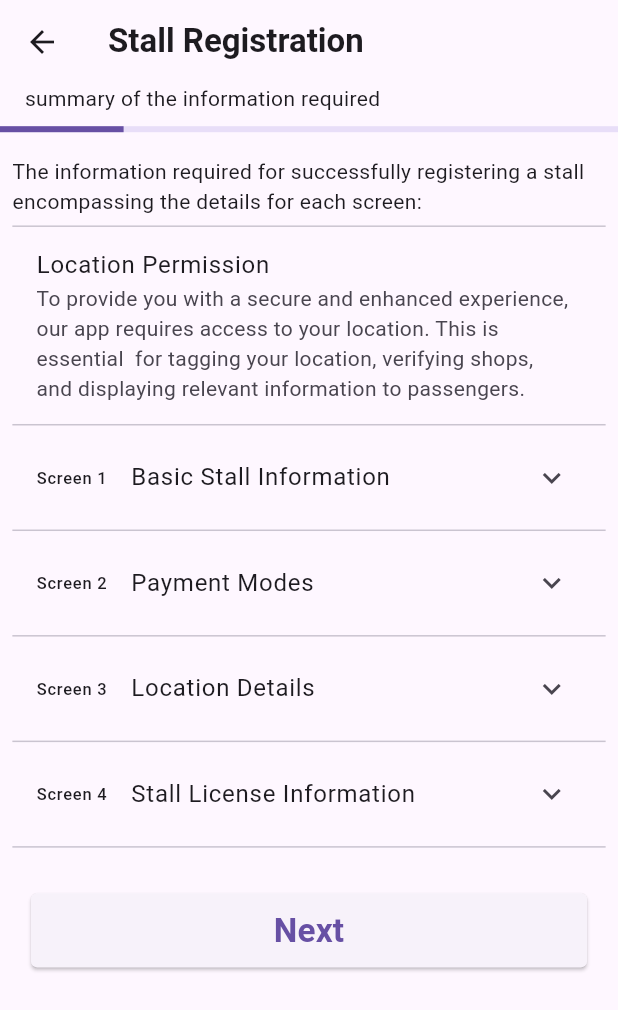
After one commit to vm-palanhaar/idukaan, a Flutter app: the AddIrShopInitScreen screen opened directly, on a phone screen of 412 x 824 dp. The commit adds this screen. Shown: the top 1010 px of the screen. Run offline on Flutter 3.47's test engine with Material 2 defaults, Android fonts, the phone set to English and light mode, and no system bars; our stand-ins replace connectivity_plus, file_picker, flutter_secure_storage, geolocator, image_picker; accounts and stored records are empty; statements that could not run were skipped.

Commit message:
ad ir shop init screen for summary for stall add

```diff
--- a/lib/controller/main/business/ir/shop/ir_ctrl.dart
+++ b/lib/controller/main/business/ir/shop/ir_ctrl.dart
@@ -15,16 +15,18 @@ class IrCtrl extends IrCtrlMdl {
   Future<bool> getIrShopLoc() async {
     LocationPermission permission = await Geolocator.requestPermission();
     permission = await Geolocator.checkPermission();
-    if (permission != LocationPermission.whileInUse ||
-        permission != LocationPermission.always) {
-      return true;
+    if (permission == LocationPermission.denied ||
+        permission == LocationPermission.deniedForever ||
+        permission == LocationPermission.unableToDetermine) {
+      await Geolocator.openLocationSettings();
+      return false;
     }
     Position? position = await Geolocator.getCurrentPosition(
       desiredAccuracy: LocationAccuracy.best,
     );
     addIrShop.addIrShop3.setLat(position.latitude.toString());
     addIrShop.addIrShop3.setLon(position.longitude.toString());
-    return false;
+    return true;
   }
 
   Future<void> getStationListApi({
--- a/lib/view/main/business/screens/org/org_opts_screen.dart
+++ b/lib/view/main/business/screens/org/org_opts_screen.dart
@@ -3,7 +3,7 @@ import 'package:idukaan/controller/main/business/business_ctrl.dart';
 import 'package:idukaan/model/main/business/util/org_opts.dart';
 import 'package:idukaan/view/main/business/screens/org/emp/org_emp_list_screen.dart';
 import 'package:idukaan/view/main/business/screens/org/org_info_screen.dart';
-import 'package:idukaan/view/main/business/screens/shop/ir/add/add_ir_shop_screen_view.dart';
+import 'package:idukaan/view/main/business/screens/shop/ir/add/add_ir_shop_init_screen.dart';
 import 'package:idukaan/view/util/app_bar.dart';
 import 'package:idukaan/view/util/margins.dart';
 import 'package:idukaan/view/widgets/opt_widget.dart';
@@ -73,7 +73,7 @@ class _OrgOptsScreenState extends State<OrgOptsScreen> {
                     icon: OrgOptUtil.addShop.icon,
                     title: OrgOptUtil.addShop.name,
                     onTap: () {
-                      showOrgVerMsg(pageId: AddIrShopScreenView.id);
+                      showOrgVerMsg(pageId: AddIrShopInitScreen.id);
                     },
                   ),
                 if (ctrl.org!.isActive)
--- /dev/null
+++ b/lib/view/main/business/screens/shop/ir/add/add_ir_shop_init_screen.dart
@@ -0,0 +1,173 @@
+import 'package:flutter/material.dart';
+import 'package:idukaan/controller/main/business/business_ctrl.dart';
+import 'package:idukaan/controller/main/business/ir/shop/ir_ctrl.dart';
+import 'package:idukaan/view/main/business/screens/shop/ir/add/add_ir_shop_1_screen.dart';
+import 'package:idukaan/view/main/business/util/shop/ir/add_ir_shop_util.dart';
+import 'package:idukaan/view/main/business/widgets/shop/add_shop_app_bar.dart';
+import 'package:idukaan/view/util/margins.dart';
+import 'package:idukaan/view/widgets/buttons/elevated_button_widget.dart';
+import 'package:idukaan/view/widgets/text_widget.dart';
+import 'package:provider/provider.dart';
+
+class AddIrShopInitScreen extends StatefulWidget {
+  const AddIrShopInitScreen({super.key});
+  static String id = '/idukaan/business/org/id/ir/shop/add';
+
+  @override
+  State<AddIrShopInitScreen> createState() => _AddIrShopInitScreenState();
+}
+
+class _AddIrShopInitScreenState extends State<AddIrShopInitScreen> {
+  late IrCtrl ctrl;
+
+  @override
+  void initState() {
+    ctrl = Provider.of<BusinessCtrl>(context, listen: false).irCtrl;
+    ctrl.addIrShop.setInitValues();
+    ctrl.addIrShop.setOrg(
+      Provider.of<BusinessCtrl>(context, listen: false).org!.id,
+    );
+    ctrl.getStationListApi(context: context);
+    super.initState();
+  }
+
+  void moveToNextScreen() {
+    Navigator.pushNamed(context, AddIrShop1Screen.id);
+  }
+
+  @override
+  Widget build(BuildContext context) {
+    return Scaffold(
+      appBar: appBarAddShop(
+        context: context,
+        title: 'Stall Registration',
+        subtitle: 'summary of the information required',
+        ind: 1 / 5,
+      ),
+      body: SingleChildScrollView(
+        child: Container(
+          margin: screenMargin(context),
+          child: Column(
+            children: <Widget>[
+              const TextWidget(
+                text: 'The information required for successfully registering a '
+                    'stall encompassing the details for each screen:',
+              ),
+              Divider(
+                height: MediaQuery.of(context).size.height * 0.015,
+              ),
+              ListTile(
+                title: const Text('Location Permission'),
+                subtitle: AddIrShopNotes.irShopLocNote(),
+              ),
+              Divider(
+                height: MediaQuery.of(context).size.height * 0.015,
+              ),
+              ExpansionTile(
+                leading: const Text('Screen 1'),
+                title: const Text(AddIrShopNotes.s1AppBarNote),
+                children: [
+                  ListTile(
+                    leading: Icon(AddIrShopFields.s1StallName.icon),
+                    title: Text(AddIrShopFields.s1StallName.title),
+                  ),
+                  ListTile(
+                    leading: Icon(AddIrShopFields.s1StallNo.icon),
+                    title: Text(AddIrShopFields.s1StallNo.title),
+                  ),
+                  ListTile(
+                    leading: Icon(AddIrShopFields.s1StallContactNo.icon),
+                    title: Text(AddIrShopFields.s1StallContactNo.title),
+                  ),
+                  ListTile(
+                    leading: Icon(AddIrShopFields.s1StallImg.icon),
+                    title: Text(AddIrShopFields.s1StallImg.title),
+                    subtitle: AddIrShopNotes.irShopImgNote(),
+                  ),
+                ],
+              ),
+              Divider(
+                height: MediaQuery.of(context).size.height * 0.015,
+              ),
+              ExpansionTile(
+                leading: const Text('Screen 2'),
+                title: const Text(AddIrShopNotes.s2AppBarNote),
+                children: [
+                  ListTile(
+                    leading: Icon(AddIrShopFields.s2Cash.icon),
+                    title: Text(AddIrShopFields.s2Cash.title),
+                  ),
+                  ListTile(
+                    leading: Icon(AddIrShopFields.s2Upi.icon),
+                    title: Text(AddIrShopFields.s2Upi.title),
+                  ),
+                  ListTile(
+                    leading: Icon(AddIrShopFields.s2Card.icon),
+                    title: Text(AddIrShopFields.s2Card.title),
+                  ),
+                ],
+              ),
+              Divider(
+                height: MediaQuery.of(context).size.height * 0.015,
+              ),
+              ExpansionTile(
+                leading: const Text('Screen 3'),
+                title: const Text(AddIrShopNotes.s3AppBarNote),
+                children: [
+                  ListTile(
+                    leading: Icon(AddIrShopFields.s3Station.icon),
+                    title: Text(AddIrShopFields.s3Station.title),
+                  ),
+                  ListTile(
+                    leading: Icon(AddIrShopFields.s3Toa.icon),
+                    title: Text(AddIrShopFields.s3Toa.title),
+                  ),
+                  ListTile(
+                    leading: Icon(AddIrShopFields.s3Plt.icon),
+                    title: Text(AddIrShopFields.s3Plt.title),
+                  ),
+                ],
+              ),
+              Divider(
+                height: MediaQuery.of(context).size.height * 0.015,
+              ),
+              ExpansionTile(
+                leading: const Text('Screen 4'),
+                title: const Text(AddIrShopNotes.s4AppBarNote),
+                children: [
+                  ListTile(
+                    leading: Icon(AddIrShopFields.s4LicNo.icon),
+                    title: Text(AddIrShopFields.s4LicNo.title),
+                  ),
+                  ListTile(
+                    leading: Icon(AddIrShopFields.s4LicDoc.icon),
+                    title: Text(AddIrShopFields.s4LicDoc.title),
+                  ),
+                  ListTile(
+                    leading: Icon(AddIrShopFields.s4LicSd.icon),
+                    title: Text(AddIrShopFields.s4LicSd.title),
+                  ),
+                  ListTile(
+                    leading: Icon(AddIrShopFields.s4LicEd.icon),
+                    title: Text(AddIrShopFields.s4LicEd.title),
+                  ),
+                ],
+              ),
+              Divider(
+                height: MediaQuery.of(context).size.height * 0.015,
+              ),
+              ElevatedButtonWidget(
+                title: 'Next',
+                onPressed: () async {
+                  if (await ctrl.getIrShopLoc()) {
+                    moveToNextScreen();
+                  }
+                },
+              ),
+            ],
+          ),
+        ),
+      ),
+    );
+  }
+}
--- a/lib/view/main/business/screens/shop/ir/add/add_ir_shop_screen_view.dart
+++ /dev/null
@@ -1,26 +0,0 @@
-import 'package:flutter/material.dart';
-import 'package:idukaan/view/main/business/screens/shop/ir/add/add_ir_shop_1_screen.dart';
-import 'package:idukaan/view/main/business/screens/shop/ir/add/add_ir_shop_2_screen.dart';
-import 'package:idukaan/view/main/business/screens/shop/ir/add/add_ir_shop_3_screen.dart';
-import 'package:idukaan/view/main/business/screens/shop/ir/add/add_ir_shop_4_screen.dart';
-
-class AddIrShopScreenView extends StatelessWidget {
-  const AddIrShopScreenView({super.key});
-  static String id = '/idukaan/business/org/id/ir/shop/add';
-
-  @override
-  Widget build(BuildContext context) {
-    return MaterialApp(
-      theme: ThemeData(
-        useMaterial3: true,
-      ),
-      initialRoute: AddIrShop1Screen.id,
-      routes: {
-        AddIrShop1Screen.id: (_) => const AddIrShop1Screen(),
-        AddIrShop2Screen.id: (_) => const AddIrShop2Screen(),
-        AddIrShop3Screen.id: (_) => const AddIrShop3Screen(),
-        AddIrShop4Screen.id: (_) => const AddIrShop4Screen(),
-      },
-    );
-  }
-}
--- /dev/null
+++ b/lib/view/main/business/util/shop/ir/add_ir_shop_util.dart
@@ -0,0 +1,67 @@
+import 'package:flutter/material.dart';
+
+class AddIrShopNotes {
+  static const s1AppBarNote = 'Basic Stall Information';
+  static const s2AppBarNote = 'Payment Modes';
+  static const s3AppBarNote = 'Location Details';
+  static const s4AppBarNote = 'Stall License Information';
+
+  static Text irShopLocNote() {
+    return const Text(
+      'To provide you with a secure and enhanced experience, our app '
+      'requires access to your location. This is essential  for '
+      'tagging your location, verifying shops, and displaying '
+      'relevant information to passengers.',
+    );
+  }
+
+  static Column irShopImgNote() {
+    return const Column(
+      children: [
+        Text(
+          '\u2022 Please upload a square-shaped photo of your stall for the '
+          'best results. Square photos will be displayed prominently in search'
+          ' results and will make your stall more visible to potential '
+          'customers.',
+        ),
+        Text(
+          '\u2022 Please upload a square-shaped photo of your stall for the '
+          'best results. Square photos will be displayed prominently in search '
+          'results and will make your stall more visible to potential customers.',
+        ),
+      ],
+    );
+  }
+}
+
+enum AddIrShopFields {
+  // screen 1
+  s1StallName(icon: Icons.store_outlined, title: 'Stall Name'),
+  s1StallNo(icon: Icons.numbers_outlined, title: 'Stall No'),
+  s1StallContactNo(icon: Icons.contact_phone_outlined, title: 'Contact Number'),
+  s1StallImg(icon: Icons.image_outlined, title: 'Stall Image'),
+  // screen 2
+  s2Cash(icon: Icons.money_outlined, title: 'Cash'),
+  s2Upi(icon: Icons.numbers_outlined, title: 'UPI'),
+  s2Card(icon: Icons.credit_card_outlined, title: 'Card'),
+  // screen 3
+  s3Station(icon: Icons.train_outlined, title: 'Railway Station'),
+  s3Toa(icon: Icons.place_outlined, title: 'Type of Area'),
+  s3Plt(icon: Icons.location_pin, title: 'Platform Number (if applicable)'),
+  s3Plt1(icon: Icons.location_pin, title: 'Platform (A)'),
+  s3Plt2(icon: Icons.location_pin, title: 'Platform (B)'),
+  // screen 4
+  s4LicNo(icon: Icons.confirmation_number_outlined, title: 'License Number'),
+  s4LicDoc(icon: Icons.file_present_outlined, title: 'Document (.pdf)'),
+  s4LicSd(icon: Icons.date_range_outlined, title: 'Start Date'),
+  s4LicEd(icon: Icons.date_range_outlined, title: 'End Date'),
+  ;
+
+  const AddIrShopFields({
+    required this.icon,
+    required this.title,
+  });
+
+  final IconData icon;
+  final String title;
+}
```
Also changed, not shown: lib/view/main/business/screens/shop/ir/add/add_ir_shop_1_screen.dart (+23 -62 lines), lib/view/main/business/screens/shop/ir/add/add_ir_shop_2_screen.dart (+9 -8 lines), lib/view/main/business/screens/shop/ir/add/add_ir_shop_3_screen.dart (+11 -10 lines), lib/view/main/business/screens/shop/ir/add/add_ir_shop_4_screen.dart (+12 -8 lines), lib/view/main/home_screen_view.dart (+13 -2 lines).
